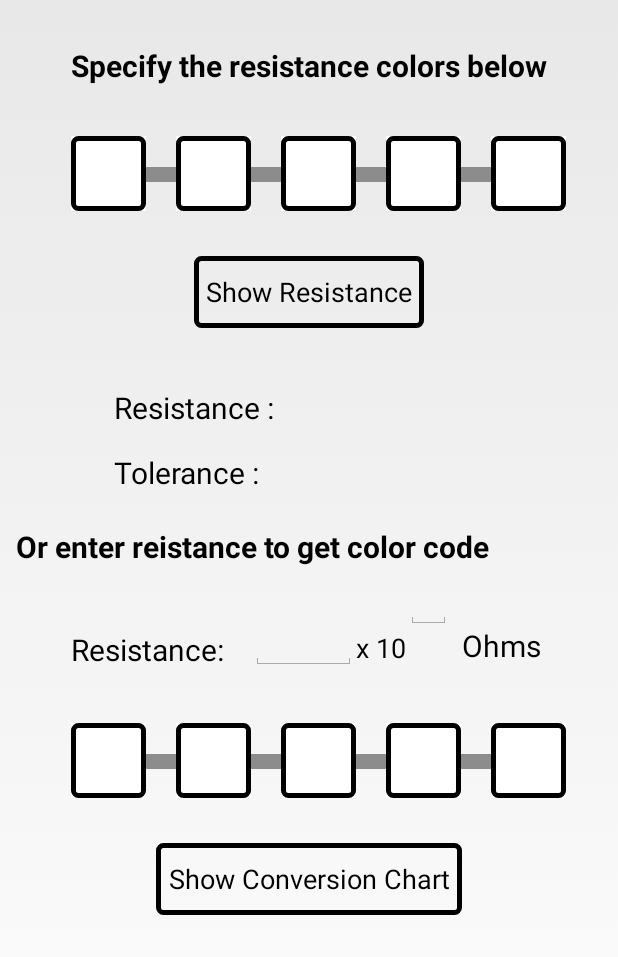
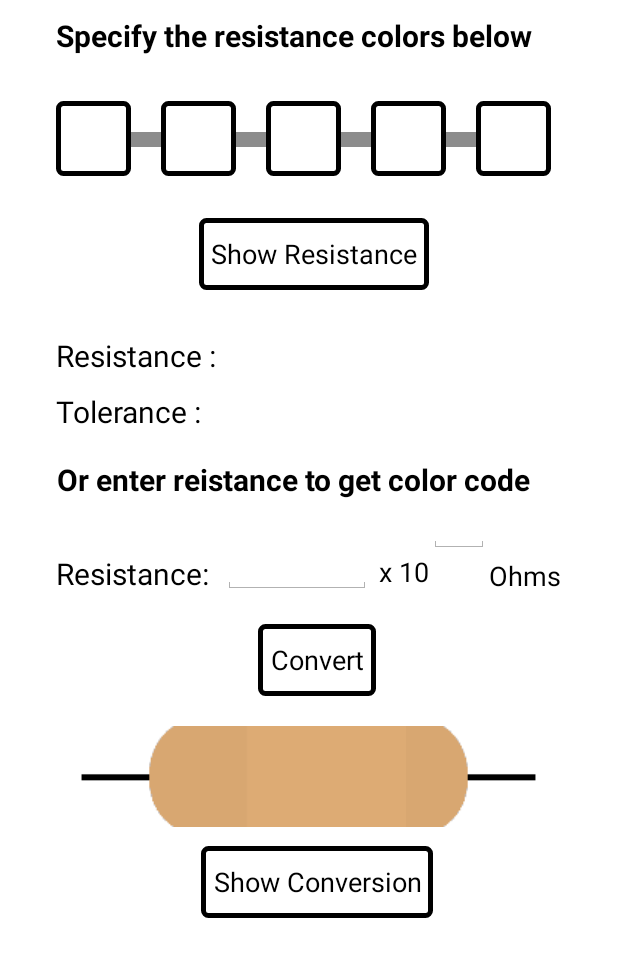
Before and after one commit to arpankundu007/Lab-Assistant, an Android app: the ResistorActivity screen opened directly, with no data from a screen before it, on a phone screen of 412 x 824 dp. Shown: the top 957 px of the screen. Run offline under Robolectric (Android 15) with nearby library versions, the phone set to English and light mode, and no system bars.

Commit message:
Resistance completed...Edge cases pending

```diff
--- a/app/src/main/AndroidManifest.xml
+++ b/app/src/main/AndroidManifest.xml
@@ -4,7 +4,7 @@
 
     <application
         android:allowBackup="true"
-        android:icon="@mipmap/ic_launcher"
+        android:icon="@drawable/icon"
         android:label="@string/app_name"
         android:supportsRtl="true"
         android:theme="@android:style/Theme.Holo.Light.NoActionBar.Fullscreen">
--- a/app/src/main/java/com/labmate/warmach/labmate/ResistorActivity.java
+++ b/app/src/main/java/com/labmate/warmach/labmate/ResistorActivity.java
@@ -3,25 +3,38 @@ package com.labmate.warmach.labmate;
 import android.app.Activity;
 import android.app.AlertDialog;
 import android.content.DialogInterface;
+import android.content.res.Resources;
 import android.graphics.Color;
+import android.graphics.PorterDuff;
 import android.os.Bundle;
 import android.util.Log;
 import android.view.LayoutInflater;
 import android.view.View;
 import android.widget.Button;
+import android.widget.EditText;
 import android.widget.ImageButton;
+import android.widget.ImageView;
 import android.widget.Spinner;
 import android.widget.TextView;
 import android.widget.Toast;
+
+import java.math.BigDecimal;
+import java.math.MathContext;
+import java.text.DecimalFormat;
 
 /**
  * Created by warmach on 18/7/16.
  */
 public class ResistorActivity extends Activity {
     ImageButton firstColor, secondColor, thirdColor, fourthColor, toleranceColor;
-    Button convertResistance, getResistance;
+    ImageView  convertedFirstColor, convertedSecondColor, convertedThirdColor, convertedFourthColor, convertedToleranceColor;
+    Button convertResistance, getResistance, parseResistance;
     int firstValue = 0, secondValue = 0, thirdValue = 0, fourthValue = 0, toleranceValue = 0;
     TextView resistanceTextView, toleranceTextView;
+    EditText enteredResistanceValue, enteredResistancePower;
+    int[] colorArray = {R.drawable.black, R.drawable.brown, R.drawable.red, R.drawable.orange, R.drawable.yellow, R.drawable.green, R.drawable.blue, R.drawable.violet,
+            R.drawable.gray, R.drawable.white, R.drawable.gold};
+
     @Override
     protected void onCreate(Bundle savedInstanceState) {
         super.onCreate(savedInstanceState);
@@ -29,7 +42,8 @@ public class ResistorActivity extends Activity {
         bindViews();
         setListeners();
     }
-    public void bindViews(){
+
+    public void bindViews() {
         firstColor = (ImageButton) findViewById(R.id.first);
         secondColor = (ImageButton) findViewById(R.id.second);
         thirdColor = (ImageButton) findViewById(R.id.third);
@@ -39,9 +53,17 @@ public class ResistorActivity extends Activity {
         getResistance = (Button) findViewById(R.id.show_resistance);
         resistanceTextView = (TextView) findViewById(R.id.resistance_value);
         toleranceTextView = (TextView) findViewById(R.id.tolerance_value);
+        enteredResistanceValue = (EditText) findViewById(R.id.resistance_entered);
+        enteredResistancePower = (EditText) findViewById(R.id.resistance_power);
+        parseResistance = (Button) findViewById(R.id.parse_resistance);
+        convertedFirstColor = (ImageView) findViewById(R.id.converted_first);
+        convertedSecondColor = (ImageView) findViewById(R.id.converted_second);
+        convertedThirdColor = (ImageView) findViewById(R.id.converted_third);
+        convertedFourthColor = (ImageView) findViewById(R.id.converted_fourth);
+        convertedToleranceColor = (ImageView) findViewById(R.id.converted_tolerance);
     }
 
-    public void setListeners(){
+    public void setListeners() {
         firstColor.setOnClickListener(new View.OnClickListener() {
             @Override
             public void onClick(View view) {
@@ -84,9 +106,15 @@ public class ResistorActivity extends Activity {
                 calculateResistance();
             }
         });
+        parseResistance.setOnClickListener(new View.OnClickListener() {
+            @Override
+            public void onClick(View view) {
+                parseResistance();
+            }
+        });
     }
 
-    public void showDialog(final ImageButton imageButton){
+    public void showDialog(final ImageButton imageButton) {
         LayoutInflater inflater = getLayoutInflater();
         final View colorPopup = inflater.inflate(R.layout.color_picker_alert, null);
         final AlertDialog alertDialog = new AlertDialog.Builder(this).
@@ -102,15 +130,15 @@ public class ResistorActivity extends Activity {
                     public void onClick(View view) {
                         int color = colorSpinner.getSelectedItemPosition();
                         setColor(color, imageButton);
-                        if(imageButton == firstColor)
+                        if (imageButton == firstColor)
                             firstValue = color;
-                        else if(imageButton == secondColor)
+                        else if (imageButton == secondColor)
                             secondValue = color;
-                        else if(imageButton == thirdColor)
+                        else if (imageButton == thirdColor)
                             thirdValue = color;
-                        else if(imageButton == fourthColor)
+                        else if (imageButton == fourthColor)
                             fourthValue = color;
-                        else if(imageButton == toleranceColor)
+                        else if (imageButton == toleranceColor)
                             toleranceValue = color;
                         alertDialog.dismiss();
                     }
@@ -126,10 +154,10 @@ public class ResistorActivity extends Activity {
         alertDialog.show();
     }
 
-    public void setColor(int color, ImageButton imageButton){
-        switch (color){
+    public void setColor(int color, ImageButton imageButton) {
+        switch (color) {
             case 0:
-                if(imageButton == firstColor && color == 0)
+                if (imageButton == firstColor && color == 0)
                     Toast.makeText(getBaseContext(), "First band cannot be black", Toast.LENGTH_LONG).show();
                 else
                     imageButton.setBackgroundColor(Color.BLACK);
@@ -169,7 +197,7 @@ public class ResistorActivity extends Activity {
         }
     }
 
-    public void showConversionDialog(){
+    public void showConversionDialog() {
         LayoutInflater inflater = getLayoutInflater();
         final View conversionDialogView = inflater.inflate(R.layout.resistance_conversion_dialog, null);
         final AlertDialog alertDialog = new AlertDialog.Builder(this).
@@ -190,9 +218,46 @@ public class ResistorActivity extends Activity {
     }
 
     public void calculateResistance() {
-        String resistance = "" + firstValue + "" + secondValue + "" + thirdValue + " x 10^" + fourthValue + " Ohms" ;
+        String resistance = "" + firstValue + "" + secondValue + "" + thirdValue + " x 10^" + fourthValue + " Ohms";
         String tolerance = " " + toleranceValue + " % Tol";
         resistanceTextView.setText(resistance);
         toleranceTextView.setText(tolerance);
     }
+
+    public void parseResistance() {
+        String resistance = enteredResistanceValue.getText().toString();
+        String power = enteredResistancePower.getText().toString();
+        float resistanceFloat = Float.parseFloat(resistance);
+        float powerFloat = Float.parseFloat(power);
+        String parsedResistance;
+        int zerosLeft;
+        if(powerFloat >= 3) {
+            parsedResistance = new DecimalFormat("##").format((float) (resistanceFloat * Math.pow(10, 3)));
+            zerosLeft = (int) (powerFloat - 3);
+        }
+        else {
+            parsedResistance = new DecimalFormat("##").format((float) (resistanceFloat * Math.pow(10, powerFloat)));
+            zerosLeft = 0;
+        }
+        while(zerosLeft > 1){
+            parsedResistance = parsedResistance + "0";
+            zerosLeft -- ;
+        }
+        parsedResistance = parsedResistance.replace(".","");
+        setResistanceColors(parsedResistance);
+    }
+
+    public void setResistanceColors(String resistanceValue) {
+        int col_1 = Integer.parseInt(String.valueOf(resistanceValue.charAt(0)));
+        int col_2 = Integer.parseInt(String.valueOf(resistanceValue.charAt(1)));
+        int col_3 = Integer.parseInt(String.valueOf(resistanceValue.charAt(2)));
+        int col_4 = resistanceValue.length() - 3;
+        if(col_4 > 11)
+            Toast.makeText(getBaseContext(), "Out of bounds exception", Toast.LENGTH_LONG).show();
+        convertedFirstColor.setImageResource(colorArray[col_1]);
+        convertedSecondColor.setImageResource(colorArray[col_2]);
+        convertedThirdColor.setImageResource(colorArray[col_3]);
+        convertedFourthColor.setImageResource(colorArray[col_4]);
+    }
+
 }
--- a/app/src/main/res/layout/activity_resistor.xml
+++ b/app/src/main/res/layout/activity_resistor.xml
@@ -3,15 +3,20 @@
     android:orientation="vertical" android:layout_width="match_parent"
     android:layout_height="match_parent"
     android:padding="10dp"
-    android:gravity="fill">
+    android:gravity="fill"
+    android:fillViewport="false"
+    android:scrollbars="none"
+    android:background="#ffffff">
 
     <RelativeLayout android:layout_width="match_parent"
-        android:layout_height="wrap_content">
+        android:layout_height="wrap_content"
+        android:gravity="center_horizontal">
 
     <View android:layout_width="0dp"
         android:layout_height="0dp"
         android:focusable="true"
-        android:focusableInTouchMode="true"/>
+        android:focusableInTouchMode="true"
+        android:id="@+id/view" />
 
     <ImageButton
         android:layout_width="50dp"
@@ -22,7 +27,7 @@
         android:layout_below="@+id/textView3"
         android:layout_alignLeft="@+id/textView3"
         android:layout_alignStart="@+id/textView3"
-        android:layout_marginTop="33dp" />
+        android:layout_marginTop="30dp" />
 
     <ImageButton
         android:layout_width="50dp"
@@ -77,9 +82,10 @@
         android:id="@+id/show_resistance"
         android:background="@drawable/border"
         android:padding="8dp"
-        android:layout_marginTop="30dp"
+        android:layout_marginTop="28dp"
         android:layout_below="@+id/second"
-        android:layout_centerHorizontal="true" />
+        android:layout_toLeftOf="@+id/resistance_power"
+        android:layout_toStartOf="@+id/resistance_power" />
 
     <TextView
         android:layout_width="wrap_content"
@@ -90,8 +96,8 @@
         android:textSize="20dp"
         android:textStyle="bold"
         android:layout_alignParentTop="true"
-        android:layout_centerHorizontal="true"
-        android:layout_marginTop="20dp" />
+        android:layout_toRightOf="@+id/view"
+        android:layout_toEndOf="@+id/view" />
 
     <View
         android:id="@+id/line"
@@ -130,54 +136,16 @@
         android:layout_toRightOf="@+id/fourth"
         android:layout_toEndOf="@+id/fourth" />
 
-    <View
-        android:id="@+id/line5"
-        android:layout_width="20dp"
-        android:layout_height="10dp"
-        android:background="#8c8c8c"
-        android:layout_alignBottom="@+id/converted_first"
-        android:layout_toRightOf="@+id/converted_first"
-        android:layout_toEndOf="@+id/converted_first"
-        android:layout_marginBottom="19dp" />
 
-    <View
-        android:id="@+id/line6"
-        android:layout_width="20dp"
-        android:layout_height="10dp"
-        android:background="#8c8c8c"
-        android:layout_alignTop="@+id/line5"
-        android:layout_toLeftOf="@+id/converted_third"
-        android:layout_toStartOf="@+id/converted_third" />
-
-    <View
-        android:id="@+id/line7"
-        android:layout_width="20dp"
-        android:layout_height="10dp"
-        android:background="#8c8c8c"
-        android:layout_alignTop="@+id/line6"
-        android:layout_toRightOf="@+id/converted_third"
-        android:layout_toEndOf="@+id/converted_third" />
-
-    <View
-        android:id="@+id/line8"
-        android:layout_width="20dp"
-        android:layout_height="10dp"
-        android:background="#8c8c8c"
-        android:layout_alignTop="@+id/line7"
-        android:layout_toLeftOf="@+id/converted_tolerance"
-        android:layout_toStartOf="@+id/converted_tolerance" />
-
-
-    <TextView
+        <TextView
         android:layout_width="wrap_content"
         android:layout_height="wrap_content"
         android:textAppearance="?android:attr/textAppearanceLarge"
         android:text="Resistance : "
         android:id="@+id/resistance_text_view"
-        android:layout_marginTop="39dp"
+        android:layout_marginTop="30dp"
         android:layout_below="@+id/show_resistance"
-        android:layout_toLeftOf="@+id/converted_third"
-        android:layout_toStartOf="@+id/converted_third"
+        android:layout_alignLeft="@+id/first"
         android:textSize="20dp" />
 
     <TextView
@@ -187,8 +155,8 @@
         android:id="@+id/resistance_value"
         android:textSize="20dp"
         android:layout_alignTop="@+id/resistance_text_view"
-        android:layout_toRightOf="@+id/resistance_text_view"
-        android:layout_toEndOf="@+id/resistance_text_view" />
+        android:layout_alignLeft="@+id/resistance_entered"
+        android:layout_alignStart="@+id/resistance_entered" />
 
     <TextView
         android:layout_width="wrap_content"
@@ -196,13 +164,12 @@
         android:textAppearance="?android:attr/textAppearanceLarge"
         android:text="Or enter reistance to get color code"
         android:id="@+id/textView4"
-        android:layout_marginTop="65dp"
+        android:layout_marginTop="55dp"
         android:textSize="20dp"
         android:textStyle="bold"
         android:gravity="center_horizontal"
         android:layout_below="@+id/resistance_text_view"
-        android:layout_alignParentLeft="true"
-        android:layout_alignParentStart="true" />
+        android:layout_alignLeft="@+id/textView3"/>
 
     <TextView
         android:layout_width="wrap_content"
@@ -210,23 +177,23 @@
         android:textAppearance="?android:attr/textAppearanceLarge"
         android:text="Resistance:"
         android:id="@+id/enter_resistance"
-        android:layout_marginTop="41dp"
+        android:textSize="20dp"
+        android:layout_marginTop="35dp"
         android:layout_below="@+id/textView4"
-        android:layout_alignLeft="@+id/converted_first"
-        android:layout_alignStart="@+id/converted_first"
-        android:textSize="20dp" />
+        android:layout_alignLeft="@+id/textView4"
+        android:layout_alignStart="@+id/textView4" />
 
     <EditText
         android:layout_width="wrap_content"
         android:layout_height="wrap_content"
-        android:inputType="number"
+        android:inputType="numberDecimal"
         android:ems="10"
-        android:id="@+id/editText"
+        android:id="@+id/resistance_entered"
         android:maxLength="5"
         android:layout_alignBottom="@+id/enter_resistance"
-        android:layout_toRightOf="@+id/converted_second"
-        android:layout_alignRight="@+id/converted_third"
-        android:layout_alignEnd="@+id/converted_third" />
+        android:layout_toRightOf="@+id/resistance_text_view"
+        android:layout_alignRight="@+id/line3"
+        android:layout_alignEnd="@+id/line3" />
 
     <TextView
         android:layout_width="wrap_content"
@@ -234,73 +201,12 @@
         android:textAppearance="?android:attr/textAppearanceLarge"
         android:text="Ohms"
         android:id="@+id/ohms_text_view"
-        android:layout_alignBottom="@+id/textView5"
-        android:layout_toRightOf="@+id/resistance_conversion"
-        android:layout_toEndOf="@+id/resistance_conversion"
-        android:textSize="20dp" />
+        android:textSize="18dp"
+        android:layout_above="@+id/parse_resistance"
+        android:layout_toRightOf="@+id/resistance_power"
+        android:layout_toEndOf="@+id/resistance_power" />
 
-    <ImageButton
-        android:layout_width="50dp"
-        android:layout_height="50dp"
-        android:id="@+id/converted_first"
-        android:background="#ffffff"
-        android:src="@drawable/border"
-        android:layout_marginTop="35dp"
-        android:layout_below="@+id/enter_resistance"
-        android:layout_alignLeft="@+id/first"
-        android:layout_alignStart="@+id/first" />
 
-    <ImageButton
-        android:layout_width="50dp"
-        android:layout_height="50dp"
-        android:id="@+id/converted_second"
-        android:background="#ffffff"
-        android:src="@drawable/border"
-        android:layout_alignTop="@+id/converted_first"
-        android:layout_toLeftOf="@+id/third"
-        android:layout_toStartOf="@+id/third" />
-
-    <ImageButton
-        android:layout_width="50dp"
-        android:layout_height="50dp"
-        android:id="@+id/converted_third"
-        android:background="#ffffff"
-        android:src="@drawable/border"
-        android:layout_alignTop="@+id/converted_second"
-        android:layout_toRightOf="@+id/line2"
-        android:layout_toEndOf="@+id/line2" />
-
-    <ImageButton
-        android:layout_width="50dp"
-        android:layout_height="50dp"
-        android:id="@+id/converted_fourth"
-        android:background="#ffffff"
-        android:src="@drawable/border"
-        android:layout_alignBottom="@+id/converted_third"
-        android:layout_alignLeft="@+id/fourth"
-        android:layout_alignStart="@+id/fourth" />
-
-    <ImageButton
-        android:layout_width="50dp"
-        android:layout_height="50dp"
-        android:id="@+id/converted_tolerance"
-        android:background="#ffffff"
-        android:src="@drawable/border"
-        android:layout_alignBottom="@+id/converted_fourth"
-        android:layout_alignLeft="@+id/tolerance"
-        android:layout_alignStart="@+id/tolerance" />
-
-    <Button
-        android:layout_width="wrap_content"
-        android:layout_height="wrap_content"
-        android:text="Show Conversion Chart"
-        android:padding="8dp"
-        android:id="@+id/resistance_conversion"
-        android:background="@drawable/border"
-        android:layout_below="@+id/converted_third"
-        android:layout_centerHorizontal="true"
-        android:layout_marginTop="30dp"
-        android:layout_marginBottom="10dp" />
 
         <TextView
             android:layout_width="wrap_content"
@@ -309,15 +215,16 @@
             android:text="x 10"
             android:id="@+id/textView5"
             android:layout_alignTop="@+id/enter_resistance"
-            android:layout_toRightOf="@+id/editText"
-            android:layout_toEndOf="@+id/editText" />
+            android:layout_toRightOf="@+id/resistance_entered"
+            android:layout_toEndOf="@+id/resistance_entered"
+            android:layout_marginLeft="5dp" />
 
         <EditText
-            android:layout_width="30dp"
+            android:layout_width="40dp"
             android:layout_height="wrap_content"
             android:inputType="number"
             android:ems="10"
-            android:id="@+id/editText2"
+            android:id="@+id/resistance_power"
             android:layout_below="@+id/textView4"
             android:layout_above="@+id/textView5"
             android:layout_toRightOf="@+id/textView5"
@@ -330,10 +237,11 @@
             android:textAppearance="?android:attr/textAppearanceLarge"
             android:text="Tolerance :"
             android:id="@+id/tolerance_textview"
-            android:layout_centerVertical="true"
+            android:textSize="20dp"
+            android:layout_below="@+id/resistance_text_view"
             android:layout_alignLeft="@+id/resistance_text_view"
             android:layout_alignStart="@+id/resistance_text_view"
-            android:textSize="20dp" />
+            android:layout_marginTop="10dp" />
 
         <TextView
             android:layout_width="wrap_content"
@@ -345,6 +253,139 @@
             android:layout_toEndOf="@+id/resistance_text_view"
             android:textSize="20dp" />
 
+        <Button
+            android:layout_width="wrap_content"
+            android:layout_height="wrap_content"
+            android:text="Convert"
+            android:id="@+id/parse_resistance"
+            android:background="@drawable/border"
+            android:padding="8dp"
+            android:layout_below="@+id/enter_resistance"
+            android:layout_alignRight="@+id/color4_space"
+            android:layout_alignEnd="@+id/color4_space"
+            android:layout_marginTop="20dp" />
+
+        <ImageView
+            android:layout_width="wrap_content"
+            android:layout_height="wrap_content"
+            android:id="@+id/imageView3"
+            android:src="@drawable/res_left"
+            android:layout_below="@+id/parse_resistance"
+            android:layout_alignLeft="@+id/enter_resistance"
+            android:layout_marginTop="20dp"
+            android:layout_alignStart="@+id/enter_resistance" />
+
+        <ImageView
+            android:layout_width="wrap_content"
+            android:layout_height="wrap_content"
+            android:id="@+id/imageView4"
+            android:src="@drawable/res_right"
+            android:layout_alignTop="@+id/color4_space"
+            android:layout_toEndOf="@+id/converted_fourth"
+            android:layout_toRightOf="@+id/converted_fourth" />
+
+        <ImageView
+            android:layout_width="wrap_content"
+            android:layout_height="wrap_content"
+            android:id="@+id/converted_first"
+            android:background="@drawable/spacer"
+            android:layout_alignTop="@+id/imageView3"
+            android:layout_toRightOf="@+id/imageView3"
+            android:layout_toEndOf="@+id/imageView3" />
+
+        <ImageView
+            android:layout_width="wrap_content"
+            android:layout_height="wrap_content"
+            android:id="@+id/color1_space"
+            android:src="@drawable/spacer"
+            android:layout_alignTop="@+id/converted_first"
+            android:layout_toRightOf="@+id/converted_first"
+            android:layout_toEndOf="@+id/converted_first" />
+
+        <ImageView
+            android:layout_width="wrap_content"
+            android:layout_height="wrap_content"
+            android:id="@+id/converted_second"
+            android:layout_alignTop="@+id/color1_space"
+            android:layout_toRightOf="@+id/color1_space"
+            android:layout_toEndOf="@+id/color1_space"
+            android:background="@drawable/spacer" />
+
+        <ImageView
+            android:layout_width="wrap_content"
+            android:layout_height="wrap_content"
+            android:id="@+id/color2_space"
+            android:src="@drawable/spacer"
+            android:layout_alignTop="@+id/converted_second"
+            android:layout_toRightOf="@+id/converted_second"
+            android:layout_toEndOf="@+id/converted_second" />
+
+        <ImageView
+            android:layout_width="wrap_content"
+            android:layout_height="wrap_content"
+            android:id="@+id/converted_third"
+            android:layout_alignTop="@+id/color2_space"
+            android:layout_centerHorizontal="true"
+            android:layout_toRightOf="@+id/color2_space"
+            android:background="@drawable/spacer" />
+
+        <ImageView
+            android:layout_width="wrap_content"
+            android:layout_height="wrap_content"
+            android:id="@+id/color3_space"
+            android:src="@drawable/spacer"
+            android:layout_alignTop="@+id/converted_third"
+            android:layout_toRightOf="@+id/converted_third"
+            android:layout_toEndOf="@+id/converted_third" />
+
+        <ImageView
+            android:layout_width="wrap_content"
+            android:layout_height="wrap_content"
+            android:id="@+id/converted_fourth"
+            android:layout_alignTop="@+id/color3_space"
+            android:layout_toRightOf="@+id/color3_space"
+            android:layout_toEndOf="@+id/color3_space"
+            android:background="@drawable/spacer" />
+
+        <ImageView
+            android:layout_width="wrap_content"
+            android:layout_height="wrap_content"
+            android:id="@+id/color4_space"
+            android:src="@drawable/spacer"
+            android:layout_alignTop="@+id/converted_fourth"
+            android:layout_toRightOf="@+id/converted_fourth"
+            android:layout_toEndOf="@+id/converted_fourth" />
+
+        <ImageView
+            android:layout_width="wrap_content"
+            android:layout_height="wrap_content"
+            android:id="@+id/converted_tolerance"
+            android:layout_alignTop="@+id/color4_space"
+            android:layout_toRightOf="@+id/color4_space"
+            android:layout_toEndOf="@+id/color4_space"
+            android:background="@drawable/spacer" />
+
+        <ImageView
+            android:layout_width="wrap_content"
+            android:layout_height="wrap_content"
+            android:id="@+id/tolerance_color_space"
+            android:src="@drawable/spacer"
+            android:layout_alignTop="@+id/converted_tolerance"
+            android:layout_toRightOf="@+id/converted_tolerance"
+            android:layout_toEndOf="@+id/converted_tolerance" />
+
+        <Button android:id="@+id/resistance_conversion"
+            android:layout_width="wrap_content"
+            android:layout_height="wrap_content"
+            android:text="Show Conversion"
+            android:layout_alignTop="@+id/imageView3"
+            android:layout_toRightOf="@+id/tolerance_textview"
+            android:layout_toEndOf="@+id/tolerance_textview"
+            android:layout_marginTop="80dp"
+            android:background="@drawable/border"
+            android:padding="8dp"
+            android:layout_marginBottom="10dp" />
+
     </RelativeLayout>
 
 </ScrollView>
--- a/app/src/main/res/layout/activity_splash.xml
+++ b/app/src/main/res/layout/activity_splash.xml
@@ -7,7 +7,7 @@
         android:layout_width="150dp"
         android:layout_height="150dp"
         android:id="@+id/imageView"
-        android:background="#ffddee"
+        android:background="@drawable/icon"
         android:layout_alignParentTop="true"
         android:layout_centerHorizontal="true"
         android:layout_marginTop="146dp" />
```
Also changed, not shown: app/src/main/res/drawable/black.png (added), app/src/main/res/drawable/blue.png (added), app/src/main/res/drawable/brown.png (added), app/src/main/res/drawable/gold.png (added), app/src/main/res/drawable/gray.png (added), app/src/main/res/drawable/green.png (added), app/src/main/res/drawable/icon.png (added), app/src/main/res/drawable/orange.png (added), app/src/main/res/drawable/red.png (added), app/src/main/res/drawable/res_left.gif (added), app/src/main/res/drawable/res_right.gif (added), app/src/main/res/drawable/resistor_base.png (added), app/src/main/res/drawable/spacer.gif (added), app/src/main/res/drawable/violet.png (added), 2 more files.
